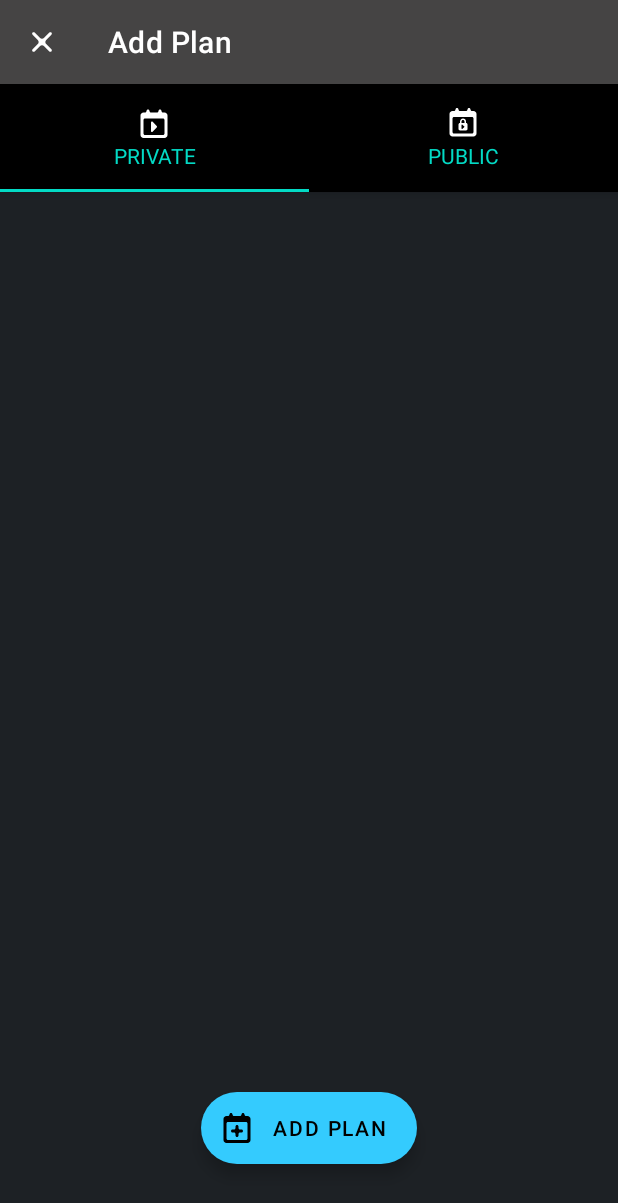
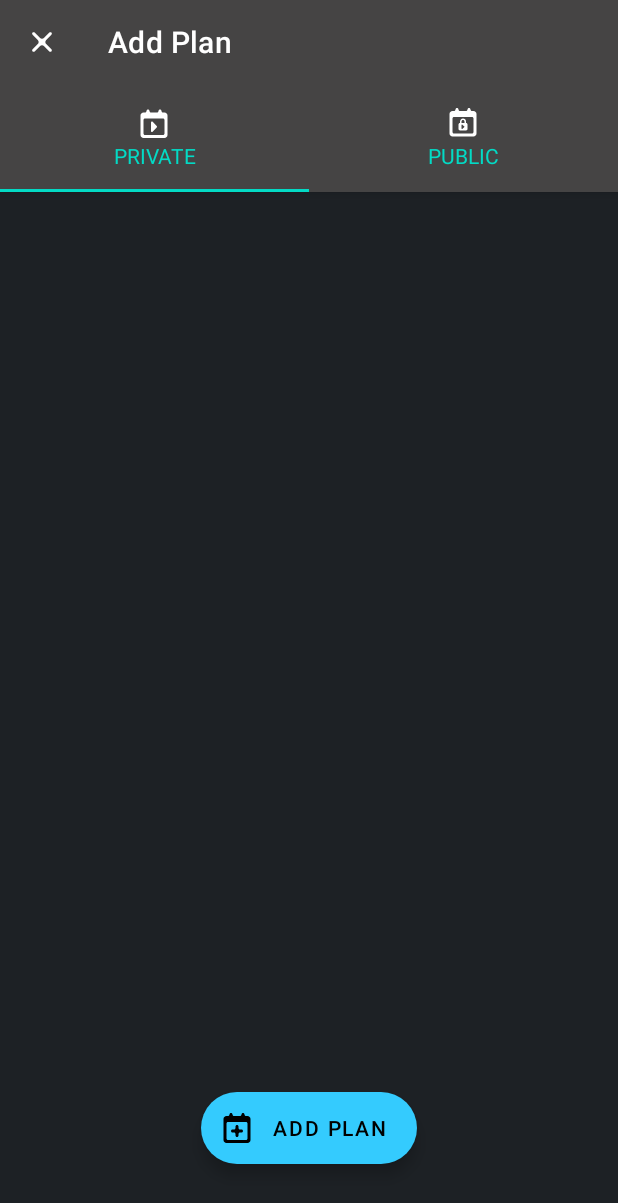
Before and after one commit to vimalbosamiya/People10-Tech-Batanks-Android, an Android app: the HomePlanPreview screen opened directly, with no data from a screen before it, after a tap on "ADD PLAN", on a phone screen of 412 x 824 dp. Shown: the top 1203 px of the screen. Run offline under Robolectric (Android 15) with nearby library versions, the phone set to English and light mode, and no system bars; libraries missing offline, so code that uses them is left out: com.facebook.stetho; 5 statements that could not run were skipped.

Commit message:
UI color changes

```diff
--- a/app/src/main/java/com/batanks/newplan/home/HomePlanPreview.kt
+++ b/app/src/main/java/com/batanks/newplan/home/HomePlanPreview.kt
@@ -47,8 +47,8 @@ class HomePlanPreview : BaseAppCompatActivity(), View.OnClickListener {
 
         recyclerView?.adapter = HomePlanPreviewAdapter(listOf<String>())
 
-        showLoader()
-        homePlanPreviewViewModel.getHomePlanEvent()
+        /*showLoader()
+        homePlanPreviewViewModel.getHomePlanEvent()*/
 
         homePlanPreviewViewModel.responseLiveData.observe(this, Observer { response ->
 
--- a/app/src/main/res/layout/activity_home.xml
+++ b/app/src/main/res/layout/activity_home.xml
@@ -118,5 +118,4 @@
         android:layout_width="match_parent"
         android:layout_height="match_parent"
         android:visibility="gone" />
-
 </androidx.constraintlayout.widget.ConstraintLayout>
--- a/app/src/main/res/layout/fragment_add_new_plan.xml
+++ b/app/src/main/res/layout/fragment_add_new_plan.xml
@@ -22,9 +22,9 @@
             android:id="@+id/tabs"
             android:layout_width="match_parent"
             android:layout_height="match_parent"
-            android:background="?attr/colorPrimary"
-            android:backgroundTint="#39444E"
-            app:tabBackground="@color/colorBlack"
+            android:background="#454444"
+            android:backgroundTint="#454444"
+            app:tabBackground="@color/colorLittleDark"
             app:tabGravity="fill"
             app:tabIndicatorColor="#03DAC5"
             app:tabMaxWidth="0dp"
--- a/app/src/main/res/values/colors.xml
+++ b/app/src/main/res/values/colors.xml
@@ -6,4 +6,5 @@
     <color name="colorWhite">#ffffff</color>
     <color name="colorBlack">#000000</color>
     <color name="colorWhiteLoginButton">#99FFFFFF</color>
+    <color name="colorLittleDark">#454444</color>
 </resources>
```
